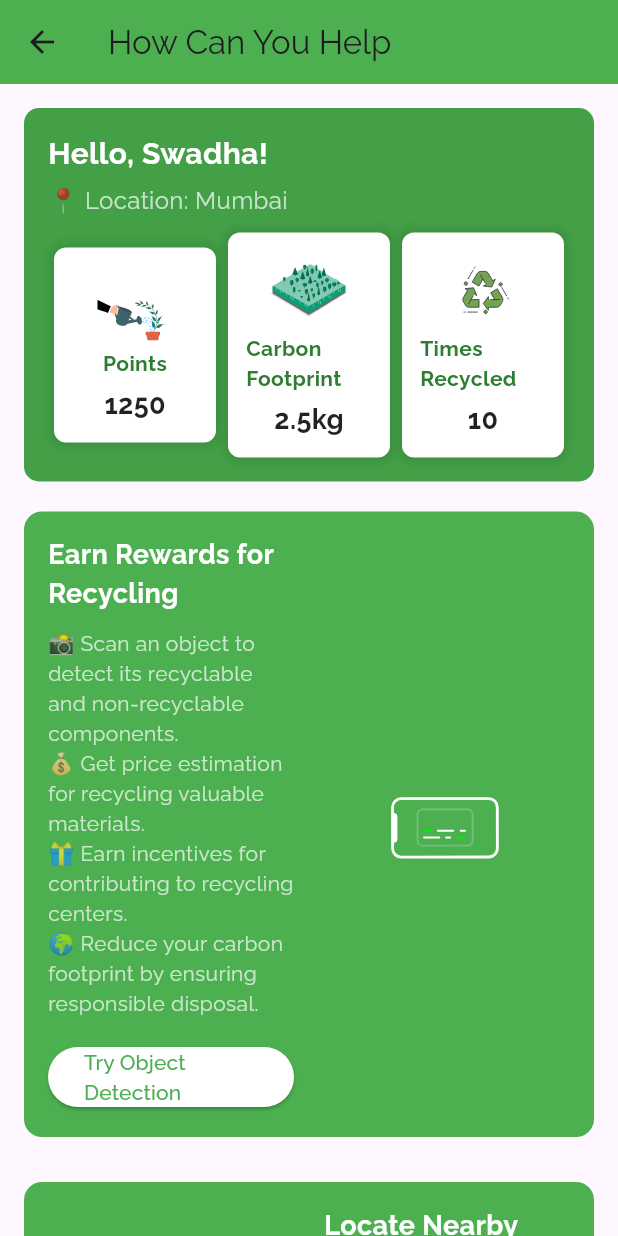
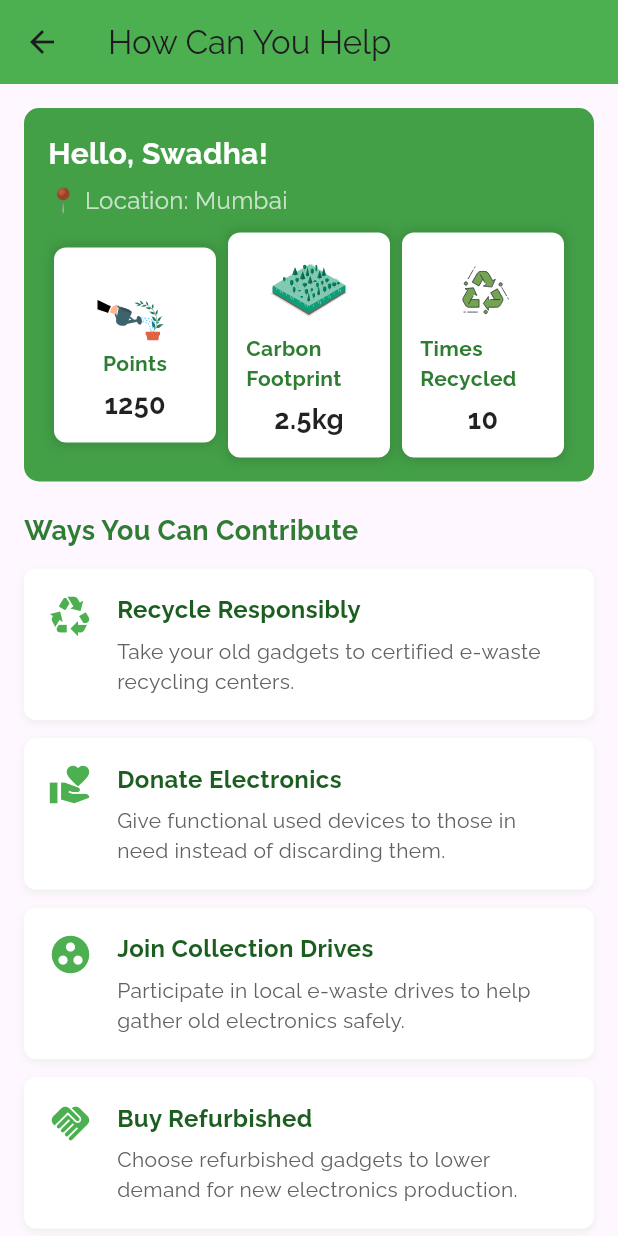
Before and after one commit to swadha112/e_waste, a Flutter app: the HowCanYouHelpPage screen opened directly, on a phone screen of 412 x 824 dp. Run offline on Flutter 3.47's test engine with Material 3 defaults, Android fonts, the phone set to English and light mode, and no system bars; our stand-ins replace fl_chart, flip_card, flutter_dotenv, google_fonts, google_maps_flutter, image_picker and 4 more.

Commit message:
ui way to contri

```diff
--- a/lib/how_u_help.dart
+++ b/lib/how_u_help.dart
@@ -39,7 +39,9 @@ class _HowCanYouHelpPageState extends State<HowCanYouHelpPage> {
         child: Column(
           crossAxisAlignment: CrossAxisAlignment.start,
           children: [
-            // User Dashboard
+            // -------------------------------------------------
+            // 1) User Dashboard
+            // -------------------------------------------------
             Container(
               padding: EdgeInsets.all(16),
               decoration: BoxDecoration(
@@ -51,7 +53,11 @@ class _HowCanYouHelpPageState extends State<HowCanYouHelpPage> {
                 children: [
                   Text(
                     'Hello, Swadha!', // Replace with dynamic username
-                    style: TextStyle(fontSize: 20, fontWeight: FontWeight.bold, color: Colors.white),
+                    style: TextStyle(
+                      fontSize: 20,
+                      fontWeight: FontWeight.bold,
+                      color: Colors.white,
+                    ),
                   ),
                   SizedBox(height: 5),
                   Text(
@@ -72,7 +78,49 @@ class _HowCanYouHelpPageState extends State<HowCanYouHelpPage> {
             ),
             SizedBox(height: 20),
 
-            // Earn Rewards Section (Green Container, Animation on Right)
+            // -------------------------------------------------
+            // 2) Ways You Can Contribute (RIGHT BELOW DASHBOARD)
+            // -------------------------------------------------
+            Text(
+              'Ways You Can Contribute',
+              style: TextStyle(
+                fontSize: 18,
+                fontWeight: FontWeight.bold,
+                color: Colors.green[800],
+              ),
+            ),
+            SizedBox(height: 12),
+
+            _buildContributionItem(
+              icon: Icons.recycling,
+              title: 'Recycle Responsibly',
+              subtitle: 'Take your old gadgets to certified e-waste recycling centers.',
+            ),
+            _buildContributionItem(
+              icon: Icons.volunteer_activism,
+              title: 'Donate Electronics',
+              subtitle: 'Give functional used devices to those in need instead of discarding them.',
+            ),
+            _buildContributionItem(
+              icon: Icons.group_work,
+              title: 'Join Collection Drives',
+              subtitle: 'Participate in local e-waste drives to help gather old electronics safely.',
+            ),
+            _buildContributionItem(
+              icon: Icons.handshake,
+              title: 'Buy Refurbished',
+              subtitle: 'Choose refurbished gadgets to lower demand for new electronics production.',
+            ),
+            _buildContributionItem(
+              icon: Icons.campaign,
+              title: 'Spread Awareness',
+              subtitle: 'Educate your community about responsible e-waste disposal methods.',
+            ),
+            SizedBox(height: 30),
+
+            // -------------------------------------------------
+            // 3) Earn Rewards Section (Green Container)
+            // -------------------------------------------------
             _buildSection(
               title: 'Earn Rewards for Recycling',
               description: '📸 Scan an object to detect its recyclable and non-recyclable components.\n'
@@ -88,7 +136,9 @@ class _HowCanYouHelpPageState extends State<HowCanYouHelpPage> {
             ),
             SizedBox(height: 30),
 
-            // Locate Nearby Recycling Facilities (Animation on Left)
+            // -------------------------------------------------
+            // 4) Locate Nearby Recycling Facilities
+            // -------------------------------------------------
             _buildSection(
               title: 'Locate Nearby Recycling Facilities',
               description: '🔍 Find nearby certified recycling centers with ease.\n'
@@ -97,14 +147,15 @@ class _HowCanYouHelpPageState extends State<HowCanYouHelpPage> {
               animationPath: 'assets/recycling_facility.json',
               buttonText: 'Find Facilities',
               onPressed: () {
-                // TODO: Add navigation to recycling facilities map page
                 Navigator.push(context, MaterialPageRoute(builder: (context) => EwasteCentersPage()));
               },
               reverse: true, // Animation on Left
             ),
             SizedBox(height: 30),
 
-            // Participate in E-Drives (Animation on Right)
+            // -------------------------------------------------
+            // 5) Participate in E-Drives
+            // -------------------------------------------------
             _buildSection(
               title: 'Participate in E-Drives',
               description: '📅 Join organized e-waste collection drives in your area.\n'
@@ -119,7 +170,9 @@ class _HowCanYouHelpPageState extends State<HowCanYouHelpPage> {
             ),
             SizedBox(height: 30),
 
-            // YouTube Video Section
+            // -------------------------------------------------
+            // 6) YouTube Video Section
+            // -------------------------------------------------
             Text(
               'Watch this video for tips on efficient e-waste management:',
               style: TextStyle(fontSize: 16),
@@ -136,7 +189,9 @@ class _HowCanYouHelpPageState extends State<HowCanYouHelpPage> {
     );
   }
 
-  // ✅ Dashboard Info Cards
+  // -----------------------------
+  // Dashboard Info Cards
+  // -----------------------------
   Widget _infoCard(String title, String value, String animationPath) {
     return Expanded(
       child: Container(
@@ -151,16 +206,24 @@ class _HowCanYouHelpPageState extends State<HowCanYouHelpPage> {
           children: [
             Lottie.asset(animationPath, height: 50), // Lottie animation
             SizedBox(height: 5),
-            Text(title, style: TextStyle(fontSize: 14, fontWeight: FontWeight.bold, color: Colors.green[800])),
+            Text(
+              title,
+              style: TextStyle(fontSize: 14, fontWeight: FontWeight.bold, color: Colors.green[800]),
+            ),
             SizedBox(height: 5),
-            Text(value, style: TextStyle(fontSize: 18, fontWeight: FontWeight.bold, color: Colors.black87)),
+            Text(
+              value,
+              style: TextStyle(fontSize: 18, fontWeight: FontWeight.bold, color: Colors.black87),
+            ),
           ],
         ),
       ),
     );
   }
 
-  // ✅ Unified Section Builder (Alternating Layout)
+  // -----------------------------
+  // Section Builder (Green Box)
+  // -----------------------------
   Widget _buildSection({
     required String title,
     required String description,
@@ -179,25 +242,32 @@ class _HowCanYouHelpPageState extends State<HowCanYouHelpPage> {
         crossAxisAlignment: CrossAxisAlignment.center,
         children: reverse
             ? [
-          Expanded(child: Lottie.asset(animationPath, height: 200)), // Animation on Left
+          // Animation on Left
+          Expanded(child: Lottie.asset(animationPath, height: 200)),
           SizedBox(width: 20),
           Expanded(child: _textBlock(title, description, buttonText, onPressed)),
         ]
             : [
+          // Animation on Right
           Expanded(child: _textBlock(title, description, buttonText, onPressed)),
           SizedBox(width: 20),
-          Expanded(child: Lottie.asset(animationPath, height: 200)), // Animation on Right
+          Expanded(child: Lottie.asset(animationPath, height: 200)),
         ],
       ),
     );
   }
 
-  // ✅ Text Block with Button
+  // -----------------------------
+  // Text Block with Button
+  // -----------------------------
   Widget _textBlock(String title, String description, String buttonText, VoidCallback onPressed) {
     return Column(
       crossAxisAlignment: CrossAxisAlignment.start,
       children: [
-        Text(title, style: TextStyle(fontSize: 18, fontWeight: FontWeight.bold, color: Colors.white)),
+        Text(
+          title,
+          style: TextStyle(fontSize: 18, fontWeight: FontWeight.bold, color: Colors.white),
+        ),
         SizedBox(height: 10),
         Text(description, style: TextStyle(fontSize: 14, color: Colors.white70)),
         SizedBox(height: 15),
@@ -209,4 +279,64 @@ class _HowCanYouHelpPageState extends State<HowCanYouHelpPage> {
       ],
     );
   }
+
+  // -----------------------------
+  // "Ways You Can Contribute" Item
+  // -----------------------------
+  Widget _buildContributionItem({
+    required IconData icon,
+    required String title,
+    required String subtitle,
+  }) {
+    return Container(
+      margin: EdgeInsets.only(bottom: 12),
+      padding: EdgeInsets.all(16),
+      decoration: BoxDecoration(
+        color: Colors.white, // or a light shade
+        borderRadius: BorderRadius.circular(8),
+        boxShadow: [
+          BoxShadow(
+            color: Colors.grey.shade200,
+            blurRadius: 4,
+            offset: Offset(0, 2),
+          ),
+        ],
+      ),
+      child: Row(
+        crossAxisAlignment: CrossAxisAlignment.start,
+        children: [
+          // Icon on the left
+          Icon(
+            icon,
+            size: 30,
+            color: Colors.green,
+          ),
+          SizedBox(width: 16),
+          // Title + Subtitle in a column
+          Expanded(
+            child: Column(
+              crossAxisAlignment: CrossAxisAlignment.start,
+              children: [
+                // Title in bold
+                Text(
+                  title,
+                  style: TextStyle(
+                    fontWeight: FontWeight.bold,
+                    fontSize: 16,
+                    color: Colors.green[900],
+                  ),
+                ),
+                SizedBox(height: 6),
+                // Subtitle
+                Text(
+                  subtitle,
+                  style: TextStyle(fontSize: 14, color: Colors.grey[700]),
+                ),
+              ],
+            ),
+          ),
+        ],
+      ),
+    );
+  }
 }
```
